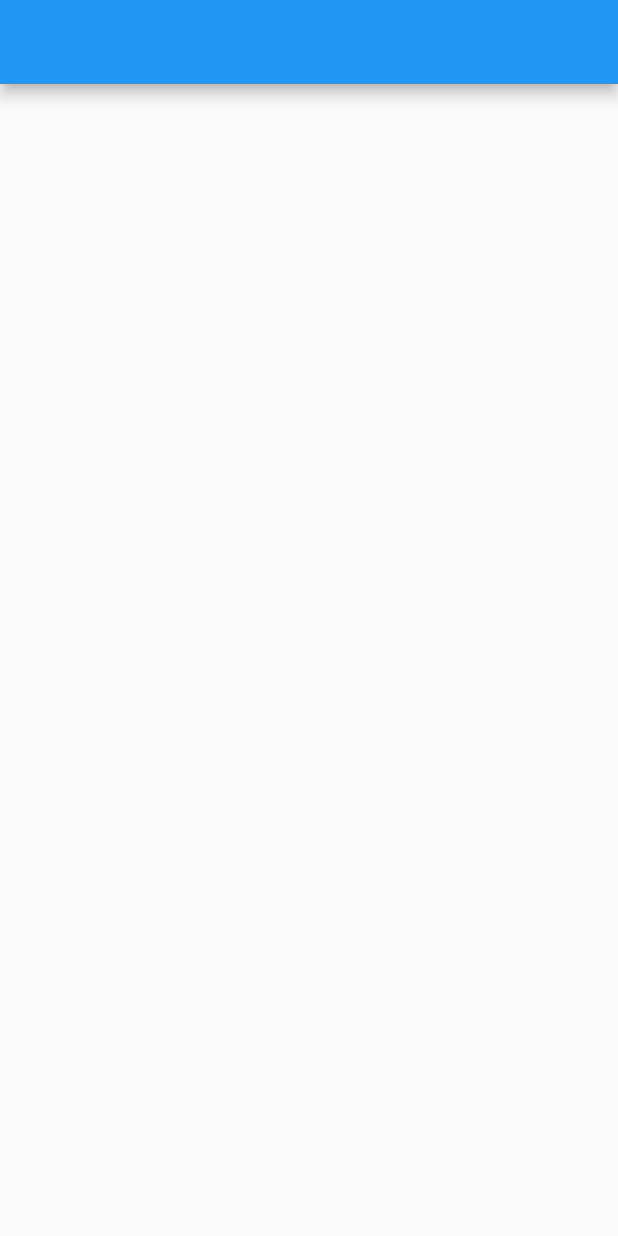
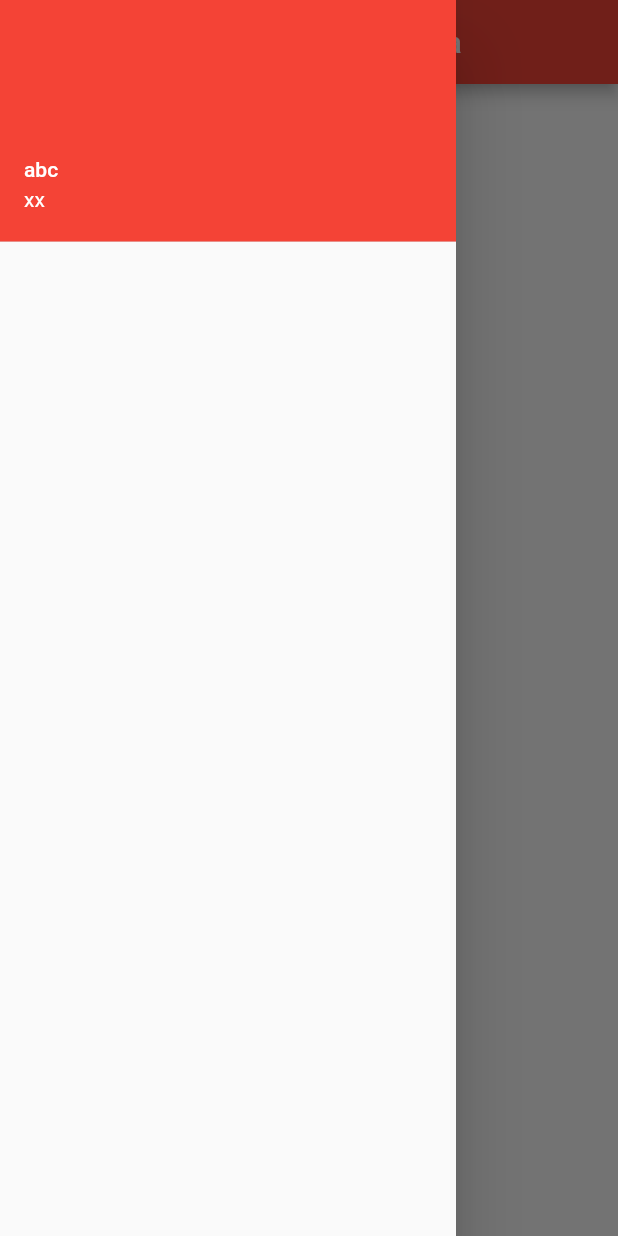
Before and after one commit to MalshaniManamendra/csse_mobile_app, a Flutter app: the screen it shows after launch, with the side drawer open (before the commit the screen has no drawer), on a phone screen of 412 x 824 dp. Run offline on Flutter 3.47's test engine with Material 2 defaults, Android fonts, the phone set to English and light mode, and no system bars.

```diff
--- a/lib/Home.dart
+++ b/lib/Home.dart
@@ -11,7 +11,21 @@ class HomeState extends State<Home> {
     return Scaffold(
       resizeToAvoidBottomPadding: false,
       appBar: AppBar(
-
+        title: Text('Public Transport Sri Lanka',style: TextStyle(color: Colors.white),),
+        backgroundColor: Colors.red,
+      ),
+      drawer: Drawer(
+        elevation:20.0,
+        child: ListView(
+          padding: EdgeInsets.zero,
+          children: <Widget>[
+            UserAccountsDrawerHeader(
+              decoration: BoxDecoration(color: Colors.red),
+              accountEmail: Text('xx'),
+              accountName: Text('abc'),
+            ),
+          ],
+        ),
       ),
     );
   }
```
